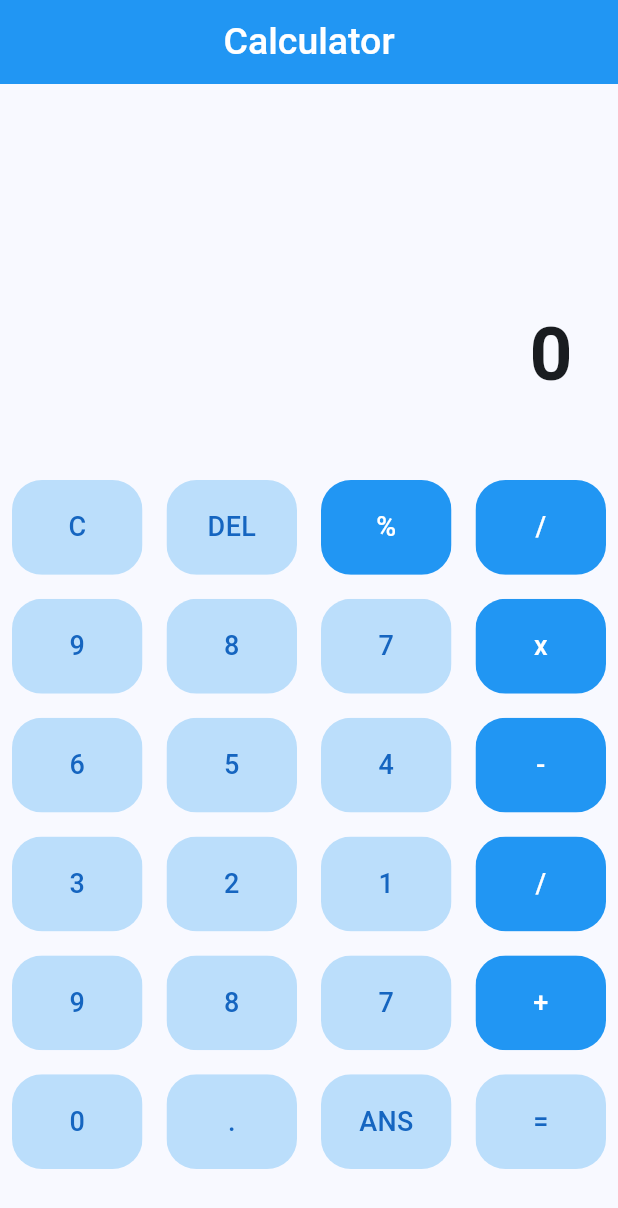
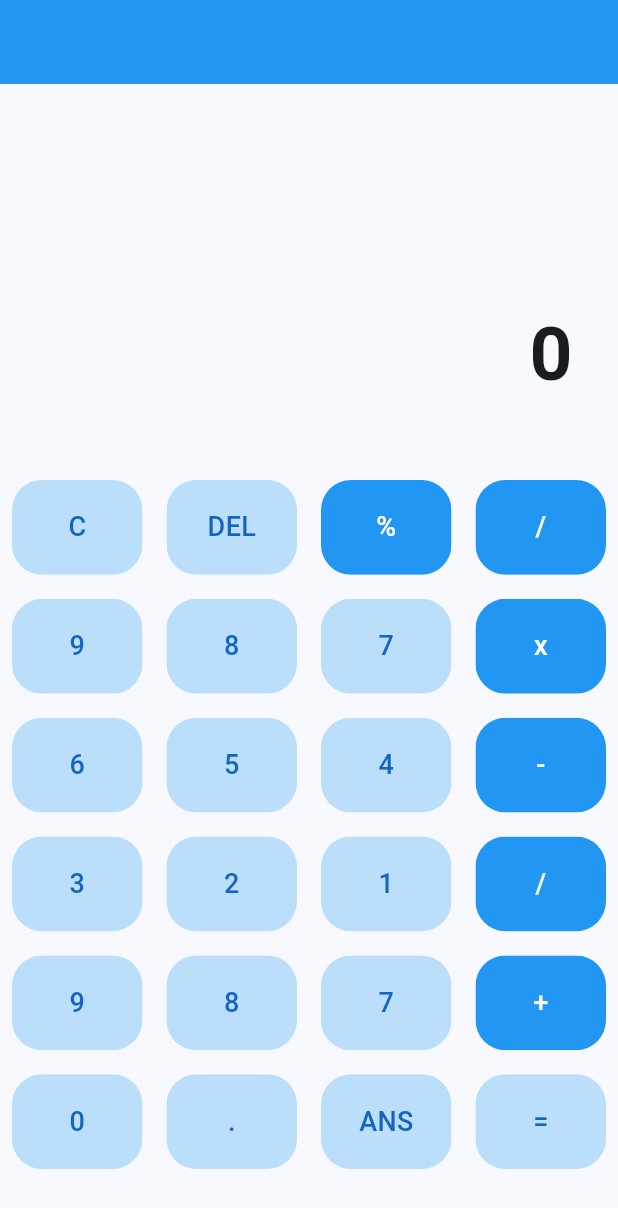
Before and after one commit to Mahendran-Murugan/Calculator-App-Flutter, a Flutter app: the screen it shows after launch, on a phone screen of 412 x 824 dp. Shown: the top 1208 px of the screen. Run offline on Flutter 3.47's test engine with Material 3 defaults, Android fonts, the phone set to English and light mode, and no system bars.

Commit message:
feat: fix const issues

```diff
--- a/lib/views/calculatorview.dart
+++ b/lib/views/calculatorview.dart
@@ -10,9 +10,8 @@ class CalculatorView extends StatefulWidget {
 }
 
 class _CalculatorViewState extends State<CalculatorView> {
-  void onClick(int btnText) {
-    print(btnText);
-  }
+  var question = '';
+  var answer = '';
 
   final List<String> buttons = [
     'C',
@@ -45,11 +44,11 @@ class _CalculatorViewState extends State<CalculatorView> {
     return Scaffold(
       appBar: AppBar(
         centerTitle: true,
-        title: const Padding(
-          padding: EdgeInsets.all(20.0),
+        title: Padding(
+          padding: const EdgeInsets.all(20.0),
           child: Text(
-            "Calculator",
-            style: TextStyle(
+            question,
+            style: const TextStyle(
               color: Colors.white,
               fontSize: 25,
               fontWeight: FontWeight.w500,
@@ -62,7 +61,7 @@ class _CalculatorViewState extends State<CalculatorView> {
         children: [
           Expanded(
             child: Container(
-              padding: EdgeInsets.only(bottom: 40, right: 30),
+              padding: const EdgeInsets.only(bottom: 40, right: 30),
               alignment: Alignment.bottomRight,
               child: const Text(
                 "0",
```
